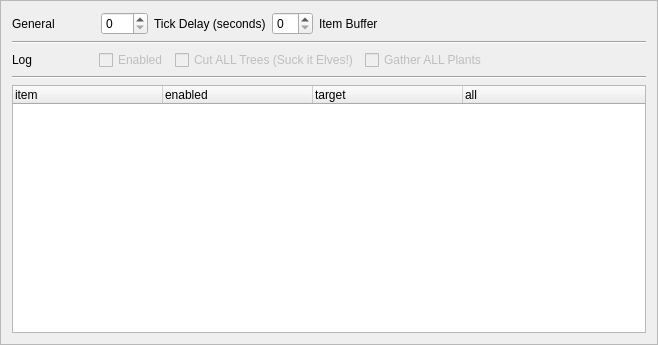
This is configframe.ui in jkackley/jeremykackley-dfjobs-improvment as Qt 5 draws it before an edit. The edited form follows.
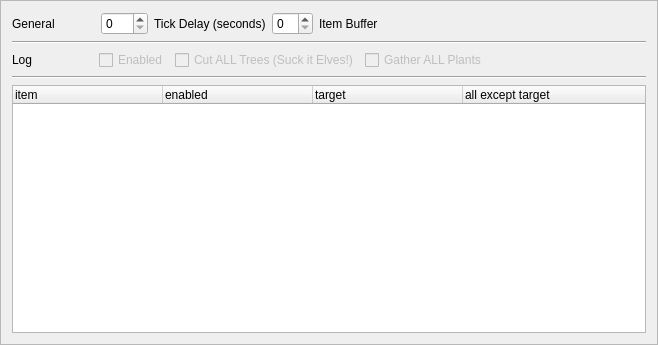
This is the edited form.

Patch:
```diff
--- a/configframe.ui
+++ b/configframe.ui
@@ -190,7 +190,7 @@
      </column>
      <column>
       <property name="text">
-       <string>all</string>
+       <string>all except target</string>
       </property>
      </column>
     </widget>
```
